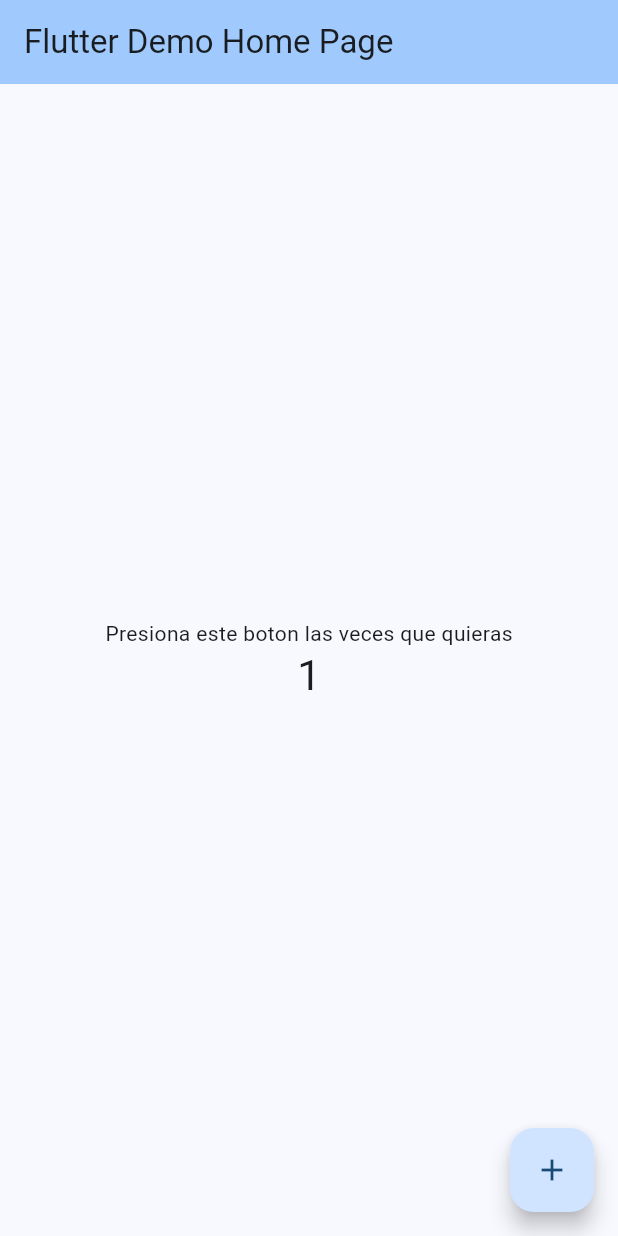
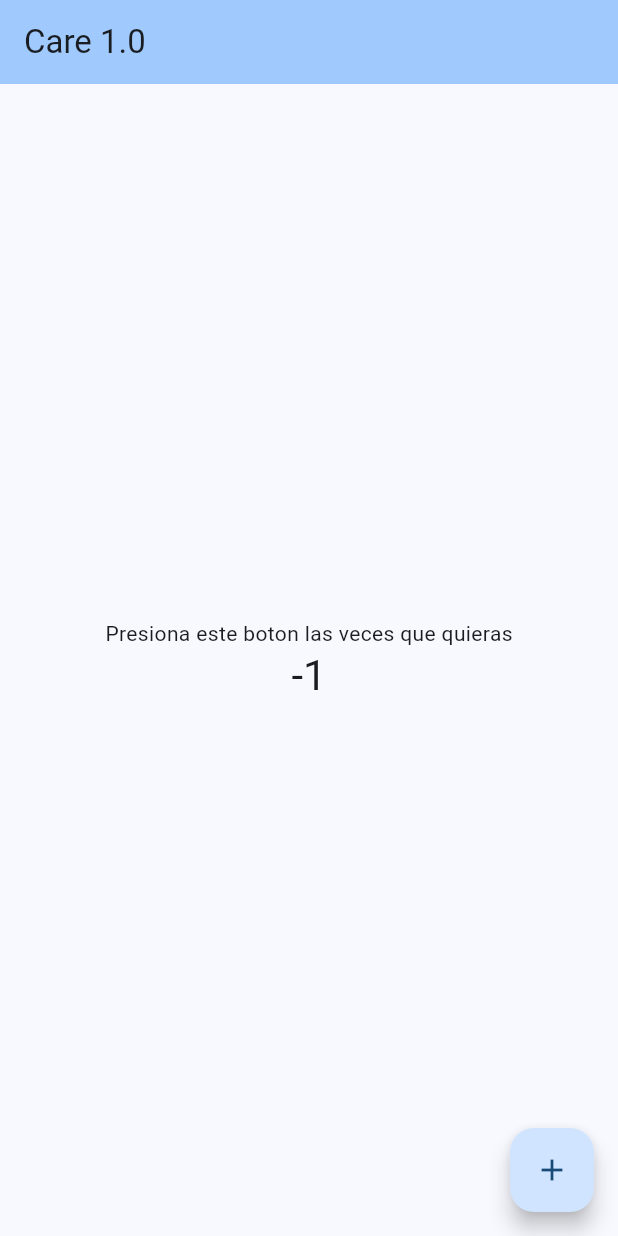
Before and after one commit to RafaelAlejandro20/dart, a Flutter app: the MyHomePage screen opened directly, after a tap on the "add" icon, on a phone screen of 412 x 824 dp. Run offline on Flutter 3.47's test engine with Material 3 defaults, Android fonts, the phone set to English and light mode, and no system bars.

Commit message:
Update main.dart

```diff
--- a/care/lib/main.dart
+++ b/care/lib/main.dart
@@ -12,7 +12,7 @@
         colorScheme: ColorScheme.fromSeed(seedColor: Colors.blue),
         useMaterial3: true,
       ),
-      home: const MyHomePage(title: 'Flutter Demo Home Page'),
+      home: const MyHomePage(title: 'Care 1.0'),
     );
   }
 }
@@ -26,7 +26,7 @@
   int _counter = 0;
   void _incrementCounter() {
     setState(() {
-      _counter++;
+      _counter--;
     });
   }
   @override
```
